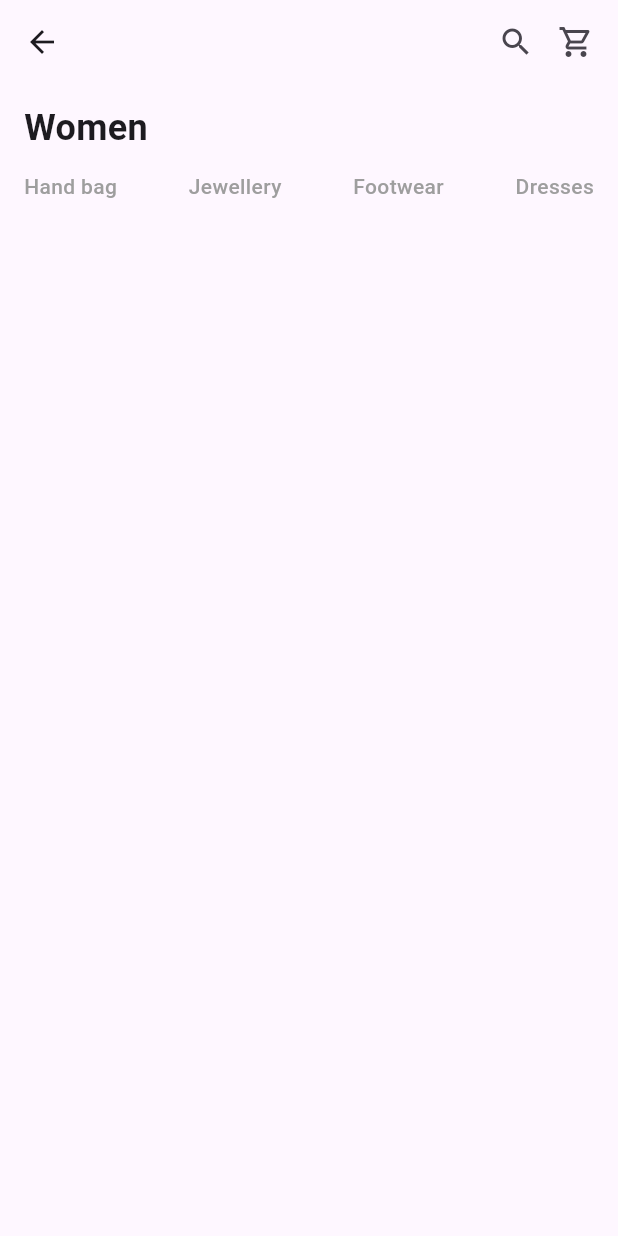
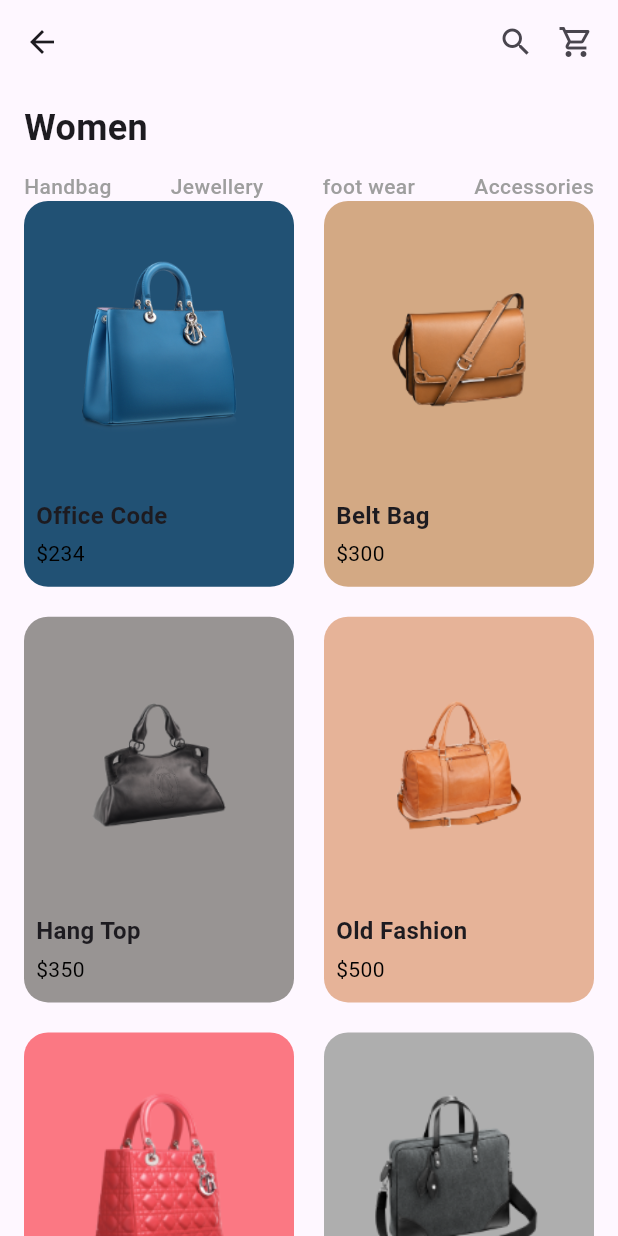
Before and after one commit to Ikramullah10120/e_commerce_app, a Flutter app: the screen it shows after launch, on a phone screen of 412 x 824 dp. Run offline on Flutter 3.47's test engine with Material 3 defaults, Android fonts, the phone set to English and light mode, and no system bars.

Commit message:
woring on the home screen

```diff
--- a/lib/homscreen.dart
+++ b/lib/homscreen.dart
@@ -1,3 +1,4 @@
+import 'package:e_commerce_app/models/Productmodel.dart';
 import 'package:flutter/material.dart';
 
 class Homscreen extends StatefulWidget {
@@ -8,20 +9,22 @@ class Homscreen extends StatefulWidget {
 }
 
 class _HomscreenState extends State<Homscreen> {
-  String selected = '';
-  final List<String> category = [
-    "Hand bag",
+  String selected = ""; // to track selected category (optional)
+
+  final List<String> categories = [
+    "Handbag",
     "Jewellery",
-    "Footwear",
-    "Dresses",
+    "foot wear",
+    "Accessories",
   ];
+
   @override
   Widget build(BuildContext context) {
+    List<ProductModel> products = ProductModel.products;
     return Scaffold(
       appBar: AppBar(
         leading: IconButton(
           icon: Icon(Icons.arrow_back_sharp),
-
           onPressed: () {
             Navigator.pop(context);
           },
@@ -36,25 +39,28 @@ class _HomscreenState extends State<Homscreen> {
       body: Column(
         crossAxisAlignment: CrossAxisAlignment.start,
         children: [
+          // Women Heading
           Padding(
-            padding: EdgeInsets.symmetric(horizontal: 16, vertical: 12),
+            padding: const EdgeInsets.symmetric(horizontal: 16, vertical: 12),
             child: Text(
               "Women",
               style: TextStyle(fontSize: 24, fontWeight: FontWeight.bold),
             ),
           ),
+
+          // 5 Text buttons in a row with spacing
           Padding(
             padding: const EdgeInsets.symmetric(horizontal: 16),
             child: Row(
               mainAxisAlignment: MainAxisAlignment.spaceBetween,
               children:
-                  category.map((category) {
+                  categories.map((category) {
                     return GestureDetector(
                       onTap: () {
                         setState(() {
                           selected = category;
                         });
-                        print("Tapped:$category");
+                        print("Tapped: $category");
                       },
                       child: Text(
                         category,
@@ -69,11 +75,78 @@ class _HomscreenState extends State<Homscreen> {
                   }).toList(),
             ),
           ),
+
+          // Optionally show which category is selected
           if (selected.isNotEmpty)
             Padding(
-              padding: EdgeInsets.all(16),
-              child: Text("Selected:$selected", style: TextStyle(fontSize: 16)),
+              padding: const EdgeInsets.all(16),
+              child: Text(
+                "Selected: $selected",
+                style: TextStyle(fontSize: 16),
+              ),
             ),
+          // products grid
+          Expanded(
+            child: Padding(
+              padding: EdgeInsets.symmetric(horizontal: 16),
+              child: GridView.builder(
+                itemCount: products.length,
+                gridDelegate: SliverGridDelegateWithFixedCrossAxisCount(
+                  crossAxisCount: 2,
+                  mainAxisSpacing: 20,
+                  crossAxisSpacing: 20,
+                  childAspectRatio: 0.7,
+                ),
+                itemBuilder: (context, index) {
+                  final product = products[index];
+                  return Container(
+                    decoration: BoxDecoration(
+                      color: product.color,
+                      borderRadius: BorderRadius.circular(16),
+                    ),
+                    child: Column(
+                      crossAxisAlignment: CrossAxisAlignment.start,
+                      children: [
+                        //Product Image
+                        Expanded(
+                          child: Center(
+                            child: Image.asset(
+                              product.image,
+                              fit: BoxFit.contain,
+                              height: 120,
+                            ),
+                          ),
+                        ),
+                        //Title
+                        Padding(
+                          padding: const EdgeInsets.symmetric(horizontal: 8),
+                          child: Text(
+                            product.title,
+                            style: TextStyle(
+                              fontWeight: FontWeight.bold,
+                              fontSize: 16,
+                            ),
+                          ),
+                        ),
+                        //price
+                        Padding(
+                          padding: const EdgeInsets.symmetric(
+                            horizontal: 8,
+                            vertical: 4,
+                          ),
+                          child: Text(
+                            "\$${product.price}",
+                            style: TextStyle(fontSize: 14, color: Colors.black),
+                          ),
+                        ),
+                        SizedBox(height: 8),
+                      ],
+                    ),
+                  );
+                },
+              ),
+            ),
+          ),
         ],
       ),
     );
--- a/lib/models/Productmodel.dart
+++ b/lib/models/Productmodel.dart
@@ -0,0 +1,76 @@
+import 'dart:ui';
+
+class ProductModel {
+  final String image, title, description;
+  final int price, size, id;
+  final Color color;
+  ProductModel({
+    required this.id,
+    required this.title,
+    required this.description,
+    required this.price,
+    required this.image,
+    required this.color,
+    required this.size,
+  });
+
+  static List<ProductModel> products = [
+    ProductModel(
+      id: 1,
+      title: "Office Code",
+      price: 234,
+      size: 12,
+      description: dummyText,
+      image: "assets/images/bag1.jpg",
+      color: const Color.fromARGB(255, 33, 81, 116),
+    ),
+    ProductModel(
+      id: 2,
+      title: "Belt Bag",
+      price: 300,
+      size: 8,
+      description: dummyText,
+      image: "assets/images/bag2.jpg",
+      color: const Color(0xFFD3A984),
+    ),
+    ProductModel(
+      id: 3,
+      title: "Hang Top",
+      price: 350,
+      size: 10,
+      description: dummyText,
+      image: "assets/images/bag3.jpg",
+      color: const Color(0xFF989493),
+    ),
+    ProductModel(
+      id: 4,
+      title: "Old Fashion",
+      price: 500,
+      size: 11,
+      description: dummyText,
+      image: "assets/images/bag4.jpg",
+      color: const Color(0xFFE6B398),
+    ),
+    ProductModel(
+      id: 5,
+      title: "Office Code",
+      price: 235,
+      size: 12,
+      description: dummyText,
+      image: "assets/images/bag5.jpg",
+      color: const Color(0xFFFB7883),
+    ),
+    ProductModel(
+      id: 6,
+      title: "Office Code",
+      price: 450,
+      size: 12,
+      description: dummyText,
+      image: "assets/images/bag6.jpg",
+      color: const Color(0xFFAEAEAE),
+    ),
+  ];
+
+  static const String dummyText =
+      "Lorem Ipsum is simply dummy text of the printing and typesetting industry. Lorem Ipsum has been the industry's standard dummy text ever since. When an unknown printer took a galley.";
+}
--- a/lib/widgets/api.dart
+++ b/lib/widgets/api.dart
@@ -3,9 +3,7 @@ import 'dart:convert';
 import 'package:http/http.dart' as http;
 
 Future<List<dynamic>> fetchProducts() async {
-  final response = await http.get(
-    Uri.parse('https://fakestoreapi.com/products'),
-  );
+  final response = await http.get(Uri.parse('https://dummyjson.com/posts'));
   if (response.statusCode == 200) {
     return jsonDecode(response.body);
   } else {
```
Also changed, not shown: pubspec.yaml (+5 -5 lines), assets/images/bag1.jpg (added), assets/images/bag2.jpg (added), assets/images/bag3.jpg (added), assets/images/bag4.jpg (added), assets/images/bag5.jpg (added), assets/images/bag6.jpg (added), pubspec.lock.
